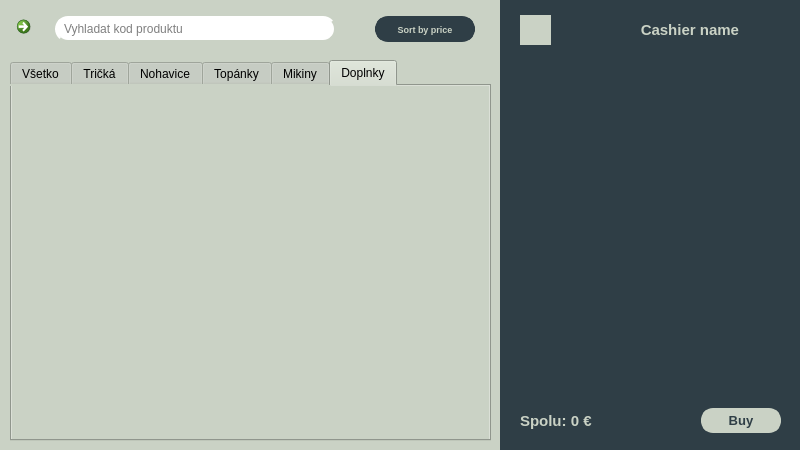
The window that source/code/main.ui (tomas-magat/camels-eshop-infosystem) describes before a commit, drawn with Qt 5.
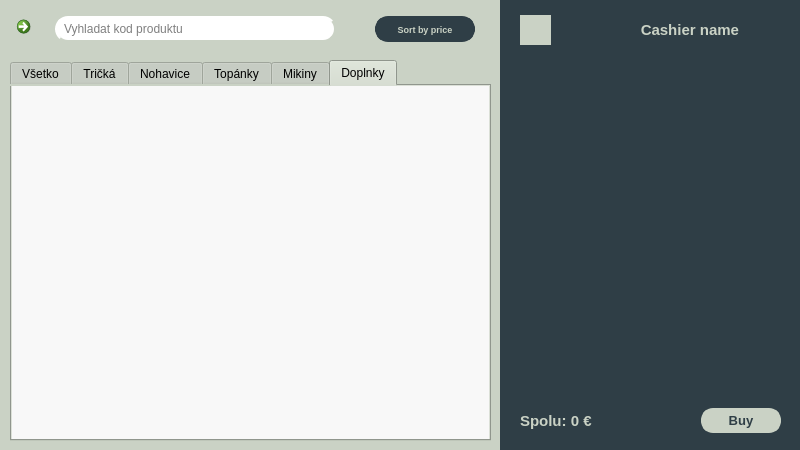
The same window after the commit. The open tabs and pages were chosen to show the change. Icons and pictures are not drawn.

Commit message: refactor functions to lambda and update portal ui

Diff of the .ui file:
```diff
--- a/source/code/main.ui
+++ b/source/code/main.ui
@@ -504,6 +504,62 @@
            <attribute name="title">
             <string>Doplnky</string>
            </attribute>
+           <widget class="QFrame" name="accessories">
+            <property name="geometry">
+             <rect>
+              <x>0</x>
+              <y>0</y>
+              <width>481</width>
+              <height>361</height>
+             </rect>
+            </property>
+            <property name="styleSheet">
+             <string notr="true">background-color: rgb(248, 248, 248);</string>
+            </property>
+            <property name="frameShape">
+             <enum>QFrame::NoFrame</enum>
+            </property>
+            <property name="frameShadow">
+             <enum>QFrame::Plain</enum>
+            </property>
+            <widget class="QScrollArea" name="accessoriesCatalog">
+             <property name="geometry">
+              <rect>
+               <x>0</x>
+               <y>0</y>
+               <width>481</width>
+               <height>361</height>
+              </rect>
+             </property>
+             <property name="styleSheet">
+              <string notr="true">QScrollBar:vertical {
+	width: 20px;
+	border-radius: 5px;
+	background-color: rgb(218, 218, 218);
+}</string>
+             </property>
+             <property name="frameShape">
+              <enum>QFrame::NoFrame</enum>
+             </property>
+             <property name="frameShadow">
+              <enum>QFrame::Plain</enum>
+             </property>
+             <property name="widgetResizable">
+              <bool>true</bool>
+             </property>
+             <widget class="QWidget" name="accessoriesContents">
+              <property name="geometry">
+               <rect>
+                <x>0</x>
+                <y>0</y>
+                <width>481</width>
+                <height>361</height>
+               </rect>
+              </property>
+              <layout class="QVBoxLayout" name="pantsLayout_4"/>
+             </widget>
+            </widget>
+           </widget>
           </widget>
          </widget>
         </widget>
```
Left out of the diff: 160 changed lines with no effect on the pictures. The commit also changes 1 other file.
